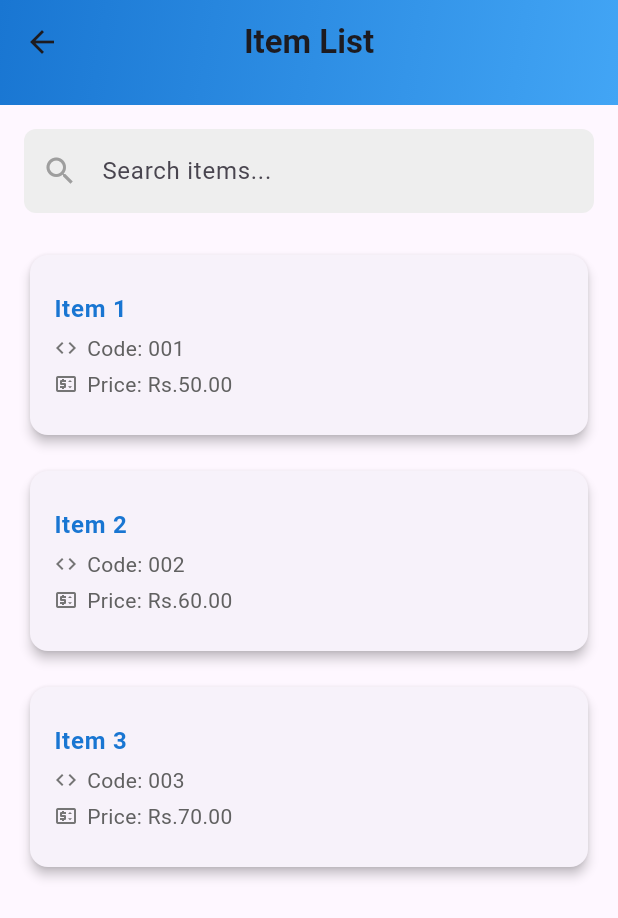
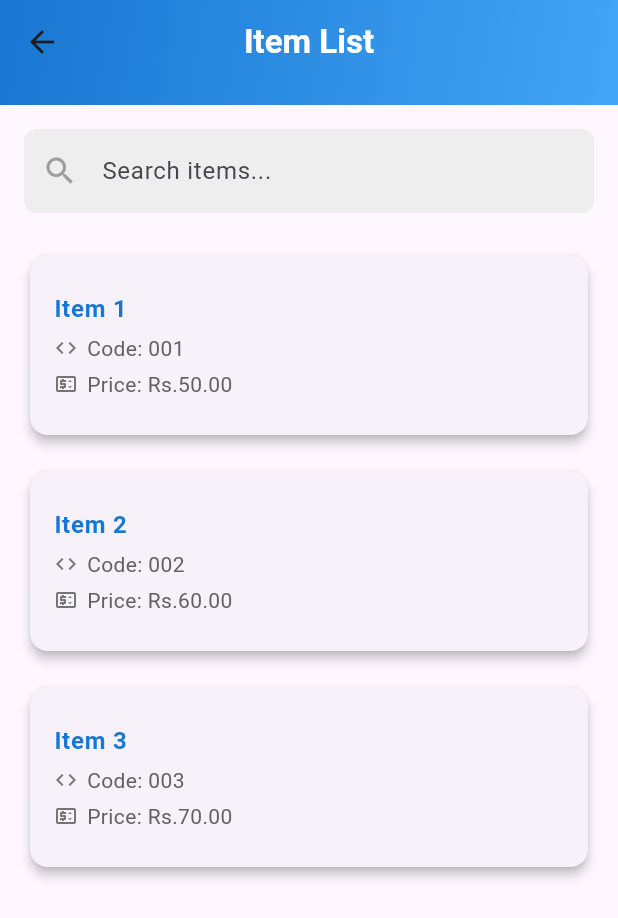
Before and after one commit to RensithUdara/invoice_management_app, a Flutter app: the screen it shows after launch, after a tap on "Item", on a phone screen of 412 x 824 dp. Shown: the top 918 px of the screen. Run offline on Flutter 3.47's test engine with Material 3 defaults, Android fonts, the phone set to English and light mode, and no system bars; our stand-ins replace sqflite; accounts and stored records are empty.

Commit message:
update ui

```diff
--- a/lib/views/item_list_screen.dart
+++ b/lib/views/item_list_screen.dart
@@ -17,7 +17,6 @@ class _ItemListScreenState extends State<ItemListScreen> {
   Widget build(BuildContext context) {
     final viewModel = Provider.of<ItemViewModel>(context);
 
-    // Filter items based on search query
     final filteredItems = viewModel.items.where((item) {
       return item.name.toLowerCase().contains(_searchQuery.toLowerCase()) ||
           item.code.toLowerCase().contains(_searchQuery.toLowerCase());
@@ -38,7 +37,7 @@ class _ItemListScreenState extends State<ItemListScreen> {
           ),
           title: const Text(
             "Item List",
-            style: TextStyle(fontSize: 22, fontWeight: FontWeight.bold),
+            style: TextStyle(fontSize: 22, fontWeight: FontWeight.bold , color: Colors.white),
           ),
           centerTitle: true,
           elevation: 10,
@@ -51,7 +50,6 @@ class _ItemListScreenState extends State<ItemListScreen> {
       ),
       body: Column(
         children: [
-          // Search Bar
           Padding(
             padding: const EdgeInsets.all(16.0),
             child: TextField(
--- a/lib/views/quotation_screen.dart
+++ b/lib/views/quotation_screen.dart
@@ -335,7 +335,7 @@ class QuotationScreenState extends State<QuotationScreen>
                     shape: RoundedRectangleBorder(
                         borderRadius: BorderRadius.circular(8)),
                   ),
-                  child: const Text("ADD"),
+                  child: const Text("ADD" ,style: TextStyle(color: Colors.white,)),
                 ),
               ],
             ),
@@ -360,10 +360,10 @@ class QuotationScreenState extends State<QuotationScreen>
                   scrollDirection: Axis.horizontal,
                   child: DataTable(
                     headingRowColor:
-                        WidgetStateProperty.all(Colors.blue.shade200),
-                    dataRowColor: WidgetStateProperty.resolveWith<Color?>(
-                      (Set<WidgetState> states) {
-                        return states.contains(WidgetState.selected)
+                        MaterialStateProperty.all(Colors.blue.shade200),
+                    dataRowColor: MaterialStateProperty.resolveWith<Color?>(
+                      (Set<MaterialState> states) {
+                        return states.contains(MaterialState.selected)
                             ? Colors.blue.shade50
                             : Colors.grey.shade50;
                       },
@@ -378,11 +378,9 @@ class QuotationScreenState extends State<QuotationScreen>
                       fontSize: 13,
                       fontWeight: FontWeight.w500,
                     ),
-                    columnSpacing:
-                        30, // More spacing between columns for clarity
-                    horizontalMargin: 16, // Increased margin for better padding
-                    dividerThickness:
-                        2.0, // Thicker divider for distinct row separation
+                    columnSpacing: 30,
+                    horizontalMargin: 16,
+                    dividerThickness: 2.0,
                     columns: const [
                       DataColumn(label: Text("Item")),
                       DataColumn(label: Text("Price")),
```
Also changed, not shown: lib/helpers/database_helper.dart (+10 -6 lines).
